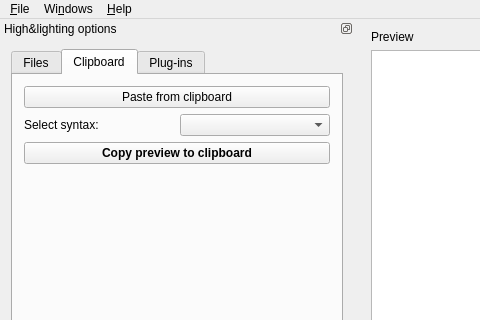
Old version of the form highlight/src/gui-qt/mainwindow.ui in the repository svn2github/highlight; both pictures show x 0 to 480 and y 0 to 320 of the 957 by 852 pixel window.
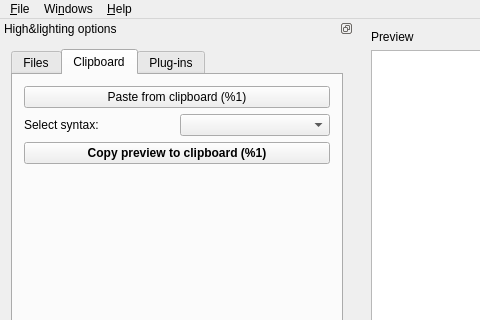
New version of the form. The open tabs and pages were chosen to show the change. Icons and pictures are not drawn.

What changed in the file:
```diff
--- a/highlight/src/gui-qt/mainwindow.ui
+++ b/highlight/src/gui-qt/mainwindow.ui
@@ -371,7 +371,7 @@
             <string>Paste clipboard content into the preview window.</string>
            </property>
            <property name="text">
-            <string>Paste from clipboard</string>
+            <string>Paste from clipboard (%1)</string>
            </property>
            <property name="icon">
             <iconset resource="highlight-gui.qrc">
@@ -409,7 +409,7 @@
             <string>Copy highlighted code into the clipboard.</string>
            </property>
            <property name="text">
-            <string>Copy preview to clipboard</string>
+            <string>Copy preview to clipboard (%1)</string>
            </property>
           </widget>
          </item>
```
Left out of the diff: 2 changed lines with no effect on the pictures.
